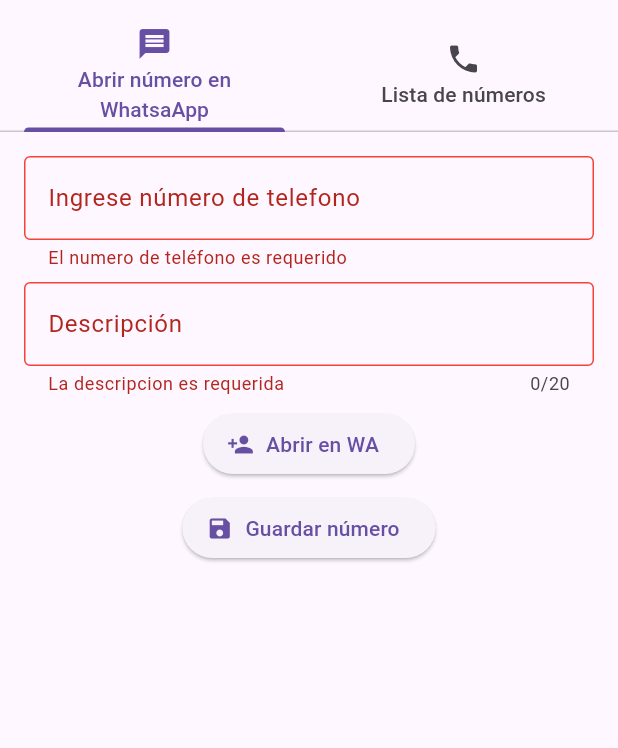
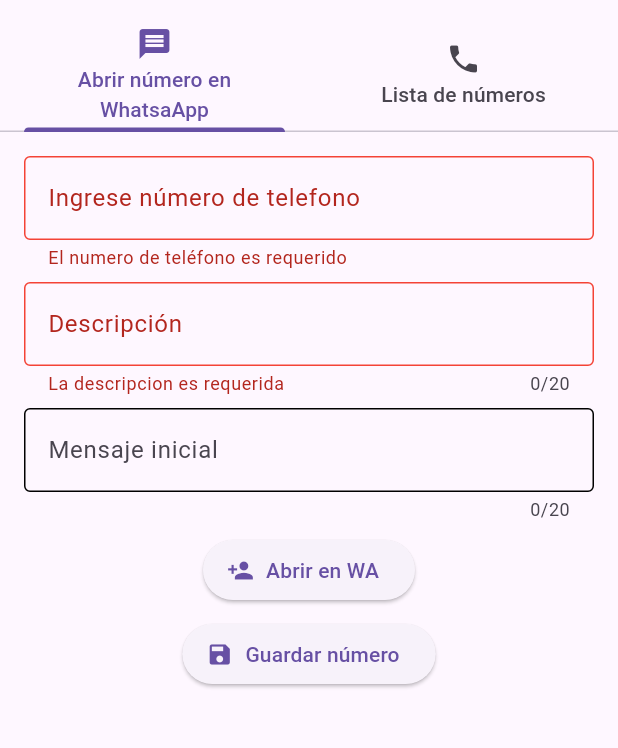
Before and after one commit to Jhucruz/Tarea_wathsap, a Flutter app: the screen it shows after launch, after a tap on "Abrir en WA", on a phone screen of 412 x 824 dp, the part 63-811 px from its top. Run offline on Flutter 3.47's test engine with Material 3 defaults, Android fonts, the phone set to English and light mode, and no system bars; our stand-ins replace form_field_validator, mask_text_input_formatter.

Commit message:
chore: Tarea terminada

```diff
--- a/lib/display/screens/pagina_agregar_numeros.dart
+++ b/lib/display/screens/pagina_agregar_numeros.dart
@@ -26,6 +26,7 @@ class _PaginaAgregarNumerosState extends State<PaginaAgregarNumeros> {
   final _maskNumero = MaskTextInputFormatter(mask: '(+51) ### ### ###');
   final _numeroTelefonoController = TextEditingController();
   final _descripcionController = TextEditingController();
+  final _mensajeInicialControler = TextEditingController();
 
   @override
   Widget build(BuildContext context) {
@@ -53,6 +54,11 @@ class _PaginaAgregarNumerosState extends State<PaginaAgregarNumeros> {
               validator: (valor) =>
                   RequiredValidator(errorText: 'La descripcion es requerida')
                       .call(valor),
+            ),
+            InputPersonalizado(
+              label: 'Mensaje inicial',
+              controller: _mensajeInicialControler,
+              maxLength: 20,
             ),
             ElevatedButton.icon(
               onPressed: () {
@@ -107,12 +113,13 @@ class _PaginaAgregarNumerosState extends State<PaginaAgregarNumeros> {
       } else {
         final id = Uuid().v1();
         final descripcion = _descripcionController.text;
+        final mensajeInicial = _mensajeInicialControler.text;
         final numeroDeTelefono = NumeroDeTelefono(
-          id: id,
-          numeroDeTelefonoPlano: numeroPlano,
-          numeroDeTelefonoFormateado: numeroConFormato,
-          descripcion: descripcion,
-        );
+            id: id,
+            numeroDeTelefonoPlano: numeroPlano,
+            numeroDeTelefonoFormateado: numeroConFormato,
+            descripcion: descripcion,
+            mensajeInicial: mensajeInicial);
 
         widget.alAgregar(numeroDeTelefono);
 
@@ -120,6 +127,7 @@ class _PaginaAgregarNumerosState extends State<PaginaAgregarNumeros> {
 
         _numeroTelefonoController.clear();
         _descripcionController.clear();
+        _mensajeInicialControler.clear();
       }
       FocusManager.instance.primaryFocus?.unfocus();
     }
@@ -129,6 +137,7 @@ class _PaginaAgregarNumerosState extends State<PaginaAgregarNumeros> {
   void dispose() {
     _numeroTelefonoController.dispose();
     _descripcionController.dispose();
+    _mensajeInicialControler.dispose();
     super.dispose();
   }
 }
--- a/lib/extensions/numero_de_telefono_extension.dart
+++ b/lib/extensions/numero_de_telefono_extension.dart
@@ -4,7 +4,8 @@ import 'package:url_launcher/url_launcher.dart';
 extension NumeroDeTelefonoExtension on NumeroDeTelefono {
   void abrirEnWhatsApp() {
     // Ejemplo de mandar whats app con una mensaje de texto predefinido
-    final url = Uri.parse('https://wa.me/$numeroDeTelefonoPlano?text=hola');
+    final url =
+        Uri.parse('https://wa.me/$numeroDeTelefonoPlano?text=$mensajeInicial');
     launchUrl(url);
   }
 
--- a/lib/models/numero_de_telefono.dart
+++ b/lib/models/numero_de_telefono.dart
@@ -3,11 +3,13 @@ class NumeroDeTelefono {
   final String numeroDeTelefonoPlano;
   final String numeroDeTelefonoFormateado;
   final String descripcion;
+  final String mensajeInicial;
 
   NumeroDeTelefono({
     required this.id,
     required this.numeroDeTelefonoPlano,
     required this.numeroDeTelefonoFormateado,
     required this.descripcion,
+    required this.mensajeInicial,
   });
 }
```
